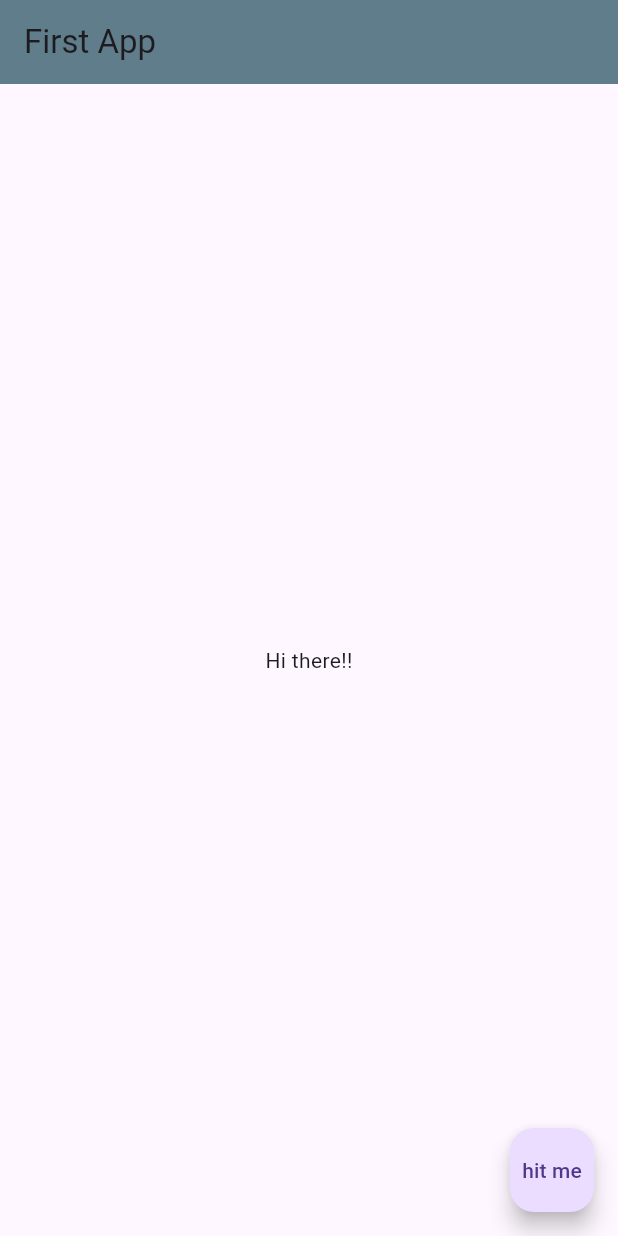
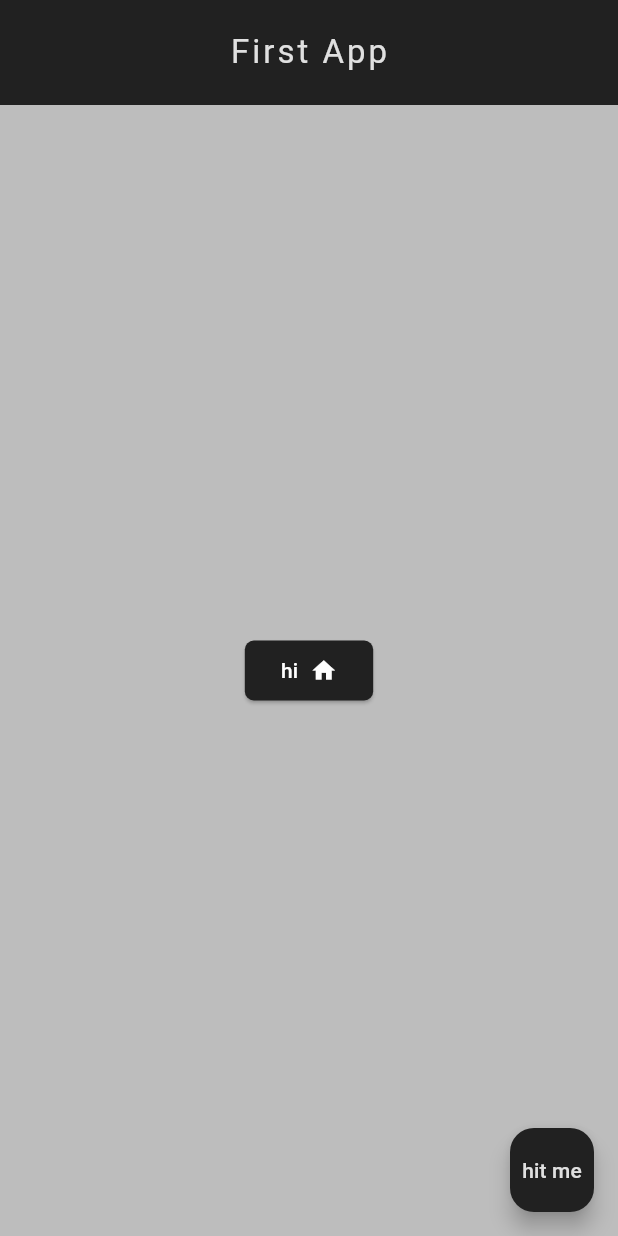
Before and after one commit to adithyasd10/flutter_revamp, a Flutter app: the screen it shows after launch, after a tap on "hit me", on a phone screen of 412 x 824 dp. Run offline on Flutter 3.47's test engine with Material 3 defaults, Android fonts, the phone set to English and light mode, and no system bars.

Commit message:
added Google fonts,Buttons,Icons and some Images

```diff
--- a/lib/main.dart
+++ b/lib/main.dart
@@ -2,20 +2,62 @@ import 'package:flutter/material.dart';
 
 void main() {
   runApp(MaterialApp(
-    home: Scaffold(
+    debugShowCheckedModeBanner: false,
+    home: Home(),
+  ));
+}
+
+class Home extends StatelessWidget {
+  const Home({super.key});
+
+  @override
+  Widget build(BuildContext context) {
+    return Scaffold(
+      backgroundColor: Colors.grey[400],
       appBar: AppBar(
-        backgroundColor: Colors.blueGrey,
-        title: Text('First App'),
+        toolbarHeight: 70,
+        backgroundColor: Colors.grey[900],
+        title: Text(
+          style: TextStyle(
+            letterSpacing: 2,
+            color: Colors.grey[300],
+
+          ),
+          'First App'),
+          centerTitle: true,
       ),
       body: Center(
-        child: Text('Hi there!!'),
+        child: ElevatedButton(
+          onPressed: () {
+            print('Clicked me');
+          },
+          style: ElevatedButton.styleFrom(
+            backgroundColor: Colors.grey[900],
+            shape: RoundedRectangleBorder(
+              borderRadius: BorderRadius.circular(6)
+            ),
+          ),
+          child:Row(
+            mainAxisSize: MainAxisSize.min,
+          children:
+          [
+            Text(style: TextStyle(color: Colors.white),'hi'),
+            SizedBox(width: 8),
+            Icon(color: Colors.white ,Icons.home),
+          ],),
+
+        ),
       ),
       floatingActionButton: FloatingActionButton(
         onPressed:() {
         },
-        child:Text('hit me')
+        backgroundColor: Colors.grey[900],
+        child:Text(
+          style: TextStyle(
+            color: Colors.grey[300],
+          ) ,
+          'hit me')
       ),
-    ),
-
-  ));
+    );
+  }
 }
```
Also changed, not shown: pubspec.yaml (+6 -12 lines), fonts/BitcountGridSingle-VariableFont_CRSV,ELSH,ELXP,slnt,wght.ttf (added), fonts/Pixelletters-RLm3.ttf (added), fonts/Pixellettersfull-BnJ5.ttf (added), 1 other file.
